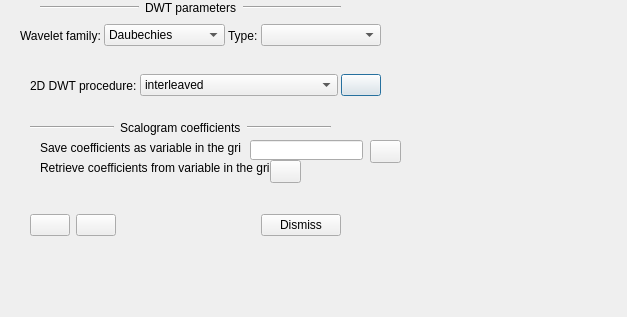
This is imagejockey/wavelet/wavelettransformdialog.ui in PauloCarvalhoRJ/gammaray as Qt 5 draws it before an edit. The edited form follows.
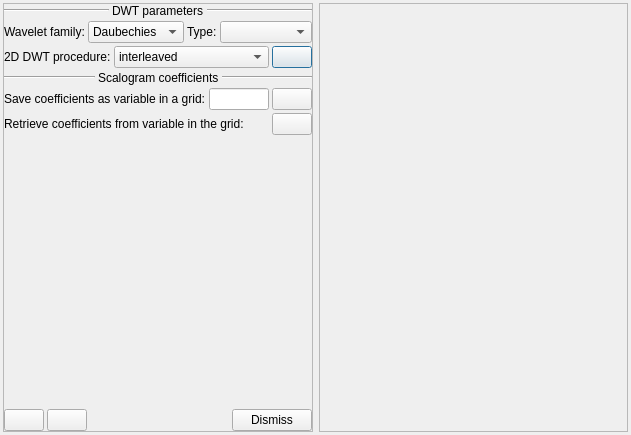
This is the edited form. Icons and pictures are not drawn.

Commit message: Wavelet: Dialog elements and feature to save the transform coefficients as a GEO-EAS grid file.

```diff
--- a/imagejockey/wavelet/wavelettransformdialog.ui
+++ b/imagejockey/wavelet/wavelettransformdialog.ui
@@ -6,22 +6,100 @@
    <rect>
     <x>0</x>
     <y>0</y>
-    <width>627</width>
-    <height>317</height>
+    <width>631</width>
+    <height>435</height>
    </rect>
   </property>
   <property name="windowTitle">
    <string>Dialog</string>
   </property>
-  <widget class="QWidget" name="horizontalLayoutWidget">
-   <property name="geometry">
-    <rect>
-     <x>20</x>
-     <y>20</y>
-     <width>361</width>
-     <height>31</height>
-    </rect>
+  <layout class="QHBoxLayout" name="horizontalLayout_8">
+   <property name="leftMargin">
+    <number>3</number>
    </property>
+   <property name="topMargin">
+    <number>3</number>
+   </property>
+   <property name="rightMargin">
+    <number>3</number>
+   </property>
+   <property name="bottomMargin">
+    <number>3</number>
+   </property>
+   <item>
+    <widget class="QFrame" name="frame">
+     <property name="sizePolicy">
+      <sizepolicy hsizetype="Ignored" vsizetype="Preferred">
+       <horstretch>0</horstretch>
+       <verstretch>0</verstretch>
+      </sizepolicy>
+     </property>
+     <property name="frameShape">
+      <enum>QFrame::StyledPanel</enum>
+     </property>
+     <property name="frameShadow">
+      <enum>QFrame::Raised</enum>
+     </property>
+     <layout class="QVBoxLayout" name="verticalLayout">
+      <property name="spacing">
+       <number>3</number>
+      </property>
+      <property name="leftMargin">
+       <number>0</number>
+      </property>
+      <property name="topMargin">
+       <number>0</number>
+      </property>
+      <property name="rightMargin">
+       <number>0</number>
+      </property>
+      <property name="bottomMargin">
+       <number>0</number>
+      </property>
+      <item>
+       <layout class="QHBoxLayout" name="horizontalLayout_3">
+        <item>
+         <widget class="Line" name="line_2">
+          <property name="sizePolicy">
+           <sizepolicy hsizetype="Expanding" vsizetype="Fixed">
+            <horstretch>0</horstretch>
+            <verstretch>0</verstretch>
+           </sizepolicy>
+          </property>
+          <property name="orientation">
+           <enum>Qt::Horizontal</enum>
+          </property>
+         </widget>
+        </item>
+        <item>
+         <widget class="QLabel" name="label_4">
+          <property name="sizePolicy">
+           <sizepolicy hsizetype="Minimum" vsizetype="Preferred">
+            <horstretch>0</horstretch>
+            <verstretch>0</verstretch>
+           </sizepolicy>
+          </property>
+          <property name="text">
+           <string>DWT parameters</string>
+          </property>
+         </widget>
+        </item>
+        <item>
+         <widget class="Line" name="line">
+          <property name="sizePolicy">
+           <sizepolicy hsizetype="Expanding" vsizetype="Fixed">
+            <horstretch>0</horstretch>
+            <verstretch>0</verstretch>
+           </sizepolicy>
+          </property>
+          <property name="orientation">
+           <enum>Qt::Horizontal</enum>
+          </property>
+         </widget>
+        </item>
+       </layout>
+      </item>
+      <item>
    <layout class="QHBoxLayout" name="horizontalLayout">
     <property name="spacing">
      <number>3</number>
@@ -88,16 +166,8 @@
      </widget>
     </item>
    </layout>
-  </widget>
-  <widget class="QWidget" name="horizontalLayoutWidget_2">
-   <property name="geometry">
-    <rect>
-     <x>30</x>
-     <y>70</y>
-     <width>351</width>
-     <height>31</height>
-    </rect>
-   </property>
+      </item>
+      <item>
    <layout class="QHBoxLayout" name="horizontalLayout_2">
     <property name="spacing">
      <number>3</number>
@@ -150,67 +220,8 @@
      </widget>
     </item>
    </layout>
-  </widget>
-  <widget class="QWidget" name="horizontalLayoutWidget_3">
-   <property name="geometry">
-    <rect>
-     <x>40</x>
-     <y>0</y>
-     <width>301</width>
-     <height>16</height>
-    </rect>
-   </property>
-   <layout class="QHBoxLayout" name="horizontalLayout_3">
-    <item>
-     <widget class="Line" name="line_2">
-      <property name="sizePolicy">
-       <sizepolicy hsizetype="Expanding" vsizetype="Fixed">
-        <horstretch>0</horstretch>
-        <verstretch>0</verstretch>
-       </sizepolicy>
-      </property>
-      <property name="orientation">
-       <enum>Qt::Horizontal</enum>
-      </property>
-     </widget>
     </item>
     <item>
-     <widget class="QLabel" name="label_4">
-      <property name="sizePolicy">
-       <sizepolicy hsizetype="Minimum" vsizetype="Preferred">
-        <horstretch>0</horstretch>
-        <verstretch>0</verstretch>
-       </sizepolicy>
-      </property>
-      <property name="text">
-       <string>DWT parameters</string>
-      </property>
-     </widget>
-    </item>
-    <item>
-     <widget class="Line" name="line">
-      <property name="sizePolicy">
-       <sizepolicy hsizetype="Expanding" vsizetype="Fixed">
-        <horstretch>0</horstretch>
-        <verstretch>0</verstretch>
-       </sizepolicy>
-      </property>
-      <property name="orientation">
-       <enum>Qt::Horizontal</enum>
-      </property>
-     </widget>
-    </item>
-   </layout>
-  </widget>
-  <widget class="QWidget" name="horizontalLayoutWidget_4">
-   <property name="geometry">
-    <rect>
-     <x>30</x>
-     <y>120</y>
-     <width>301</width>
-     <height>16</height>
-    </rect>
-   </property>
    <layout class="QHBoxLayout" name="horizontalLayout_4">
     <item>
      <widget class="Line" name="line_3">
@@ -252,16 +263,74 @@
      </widget>
     </item>
    </layout>
-  </widget>
-  <widget class="QWidget" name="horizontalLayoutWidget_5">
-   <property name="geometry">
-    <rect>
-     <x>30</x>
-     <y>210</y>
-     <width>311</width>
-     <height>31</height>
-    </rect>
-   </property>
+      </item>
+      <item>
+       <layout class="QHBoxLayout" name="horizontalLayout_7">
+        <item>
+         <widget class="QLabel" name="label_6">
+          <property name="text">
+           <string>Save coefficients as variable in a grid:</string>
+          </property>
+         </widget>
+        </item>
+        <item>
+         <widget class="QLineEdit" name="txtCoeffVariableName"/>
+        </item>
+        <item>
+         <widget class="QPushButton" name="btnSaveCoeffsAsVar">
+          <property name="text">
+           <string/>
+          </property>
+          <property name="icon">
+           <iconset resource="../ijresources.qrc">
+            <normaloff>:/ijicons32/ijsave32</normaloff>:/ijicons32/ijsave32</iconset>
+          </property>
+         </widget>
+        </item>
+       </layout>
+      </item>
+      <item>
+       <layout class="QHBoxLayout" name="horizontalLayout_6">
+        <item>
+         <widget class="QLabel" name="label_7">
+          <property name="sizePolicy">
+           <sizepolicy hsizetype="Expanding" vsizetype="Preferred">
+            <horstretch>0</horstretch>
+            <verstretch>0</verstretch>
+           </sizepolicy>
+          </property>
+          <property name="text">
+           <string>Retrieve coefficients from variable in the grid:</string>
+          </property>
+         </widget>
+        </item>
+        <item>
+         <widget class="QPushButton" name="btnReadCoeffsFromVar">
+          <property name="text">
+           <string/>
+          </property>
+          <property name="icon">
+           <iconset resource="../ijresources.qrc">
+            <normaloff>:/ijicons32/ijreadgrid32</normaloff>:/ijicons32/ijreadgrid32</iconset>
+          </property>
+         </widget>
+        </item>
+       </layout>
+      </item>
+      <item>
+       <spacer name="verticalSpacer">
+        <property name="orientation">
+         <enum>Qt::Vertical</enum>
+        </property>
+        <property name="sizeHint" stdset="0">
+         <size>
+          <width>20</width>
+          <height>247</height>
+         </size>
+        </property>
+       </spacer>
+      </item>
+      <item>
    <layout class="QHBoxLayout" name="horizontalLayout_5">
     <item>
      <widget class="QPushButton" name="btnPreview">
@@ -312,77 +381,27 @@
      </widget>
     </item>
    </layout>
-  </widget>
-  <widget class="QLabel" name="label_6">
-   <property name="geometry">
-    <rect>
-     <x>40</x>
-     <y>140</y>
-     <width>201</width>
-     <height>16</height>
-    </rect>
-   </property>
-   <property name="text">
-    <string>Save coefficients as variable in the grid:</string>
-   </property>
-  </widget>
-  <widget class="QLineEdit" name="txtCoeffVariableName">
-   <property name="geometry">
-    <rect>
-     <x>250</x>
-     <y>140</y>
-     <width>113</width>
-     <height>20</height>
-    </rect>
-   </property>
-  </widget>
-  <widget class="QPushButton" name="btnSaveCoeffsAsVar">
-   <property name="geometry">
-    <rect>
-     <x>370</x>
-     <y>140</y>
-     <width>31</width>
-     <height>23</height>
-    </rect>
-   </property>
-   <property name="text">
-    <string/>
-   </property>
-   <property name="icon">
-    <iconset resource="../ijresources.qrc">
-     <normaloff>:/ijicons32/ijsave32</normaloff>:/ijicons32/ijsave32</iconset>
-   </property>
-  </widget>
-  <widget class="QLabel" name="label_7">
-   <property name="geometry">
-    <rect>
-     <x>40</x>
-     <y>160</y>
-     <width>231</width>
-     <height>16</height>
-    </rect>
-   </property>
-   <property name="text">
-    <string>Retrieve coefficients from variable in the grid:</string>
-   </property>
-  </widget>
-  <widget class="QPushButton" name="btnReadCoeffsFromVar">
-   <property name="geometry">
-    <rect>
-     <x>270</x>
-     <y>160</y>
-     <width>31</width>
-     <height>23</height>
-    </rect>
-   </property>
-   <property name="text">
-    <string/>
-   </property>
-   <property name="icon">
-    <iconset resource="../ijresources.qrc">
-     <normaloff>:/ijicons32/ijreadgrid32</normaloff>:/ijicons32/ijreadgrid32</iconset>
-   </property>
-  </widget>
+      </item>
+     </layout>
+    </widget>
+   </item>
+   <item>
+    <widget class="QFrame" name="frame_2">
+     <property name="sizePolicy">
+      <sizepolicy hsizetype="Expanding" vsizetype="Preferred">
+       <horstretch>0</horstretch>
+       <verstretch>0</verstretch>
+      </sizepolicy>
+     </property>
+     <property name="frameShape">
+      <enum>QFrame::StyledPanel</enum>
+     </property>
+     <property name="frameShadow">
+      <enum>QFrame::Raised</enum>
+     </property>
+    </widget>
+   </item>
+  </layout>
  </widget>
  <resources>
   <include location="../ijresources.qrc"/>
```
Left out of the diff: 31 changed lines with no effect on the pictures. Lines whose indentation alone changed are shown as unchanged. The commit also changes 6 other files.
